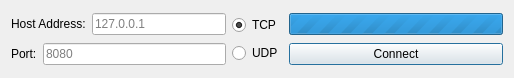
Hugo-NF/TR1-Chat, file src/connect.ui: the form before one commit.
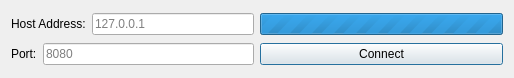
The form after the commit.

Commit message: UDP option removed. Server accepts only TCP connections

Diff of the .ui file:
```diff
--- a/src/connect.ui
+++ b/src/connect.ui
@@ -14,6 +14,13 @@
    <string>Connection Properties</string>
   </property>
   <layout class="QGridLayout" name="gridLayout">
+   <item row="1" column="1">
+    <widget class="QPushButton" name="connectButton">
+     <property name="text">
+      <string>Connect</string>
+     </property>
+    </widget>
+   </item>
    <item row="1" column="0">
     <layout class="QHBoxLayout" name="portLayout">
      <item>
@@ -53,35 +60,7 @@
      </item>
     </layout>
    </item>
-   <item row="0" column="1" rowspan="2">
-    <layout class="QVBoxLayout" name="serverLayout">
-     <item>
-      <widget class="QRadioButton" name="tcpRadioButton">
-       <property name="text">
-        <string>TCP</string>
-       </property>
-       <property name="checked">
-        <bool>true</bool>
-       </property>
-      </widget>
-     </item>
-     <item>
-      <widget class="QRadioButton" name="udpRadioButton">
-       <property name="text">
-        <string>UDP</string>
-       </property>
-      </widget>
-     </item>
-    </layout>
-   </item>
-   <item row="1" column="2">
-    <widget class="QPushButton" name="connectButton">
-     <property name="text">
-      <string>Connect</string>
-     </property>
-    </widget>
-   </item>
-   <item row="0" column="2">
+   <item row="0" column="1">
     <widget class="QProgressBar" name="connectionProgress">
      <property name="minimum">
       <number>0</number>
```
The commit also changes 5 other files.
